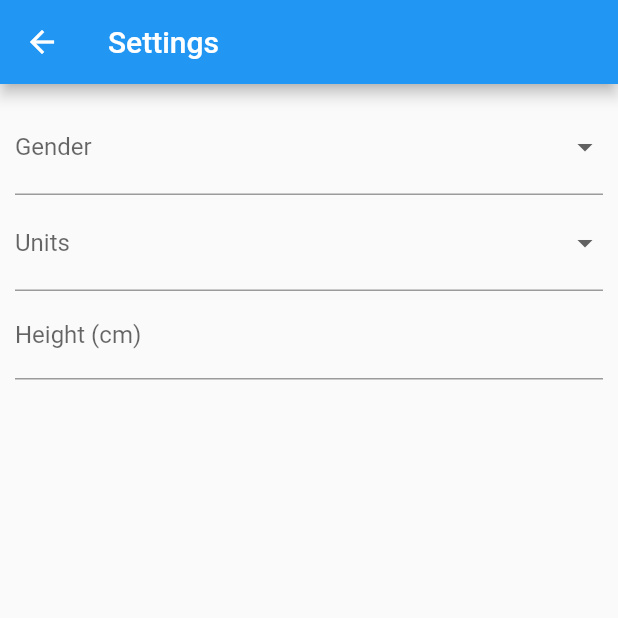
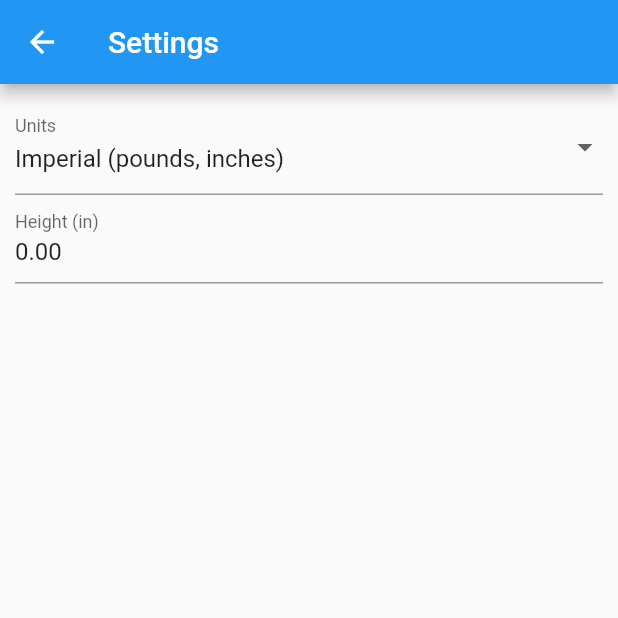
Before and after one commit to cjstehno/heft, a Flutter app: the screen it shows after launch, after a tap on the "settings" icon, on a phone screen of 412 x 824 dp, the top half of it. Run offline on Flutter 3.47's test engine with Material 2 defaults, Android fonts, the phone set to English and light mode, and no system bars; our stand-ins replace hive, shared_preferences; accounts and stored records are empty.

Commit message:
general cleanup and refactoring

```diff
--- /dev/null
+++ b/lib/providers/preferences.dart
@@ -0,0 +1,87 @@
+import 'package:shared_preferences/shared_preferences.dart';
+
+class Preferences {
+  static const _unitsKey = 'user.units';
+  static const _heightKey = 'user.height';
+
+  static Future<SharedPreferences> load() async {
+    return SharedPreferences.getInstance();
+  }
+
+  static void saveUnits(final Units units) {
+    SharedPreferences.getInstance()
+        .then((prefs) => prefs.setString(_unitsKey, units.value));
+  }
+
+  static Units? fetchUnits(final Object prefs) {
+    return UnitsExt.of((prefs as SharedPreferences).getString(_unitsKey));
+  }
+
+  static void saveHeight(final double height) {
+    SharedPreferences.getInstance()
+        .then((prefs) => prefs.setDouble(_heightKey, height));
+  }
+
+  static double? fetchHeight(final Object prefs) {
+    return (prefs as SharedPreferences).getDouble(_heightKey);
+  }
+}
+
+enum Units {
+  imperial,
+  metric,
+}
+
+extension UnitsExt on Units {
+  String get heightUnitAbbr {
+    switch (this) {
+      case Units.imperial:
+        return 'in';
+      case Units.metric:
+        return 'cm';
+    }
+  }
+
+  String get heightUnit {
+    switch (this) {
+      case Units.imperial:
+        return 'inches';
+      case Units.metric:
+        return 'centimeters';
+    }
+  }
+
+  String get weightUnitAbbr {
+    switch (this) {
+      case Units.imperial:
+        return 'lb';
+      case Units.metric:
+        return 'kg';
+    }
+  }
+
+  String get weightUnit {
+    switch (this) {
+      case Units.imperial:
+        return 'pounds';
+      case Units.metric:
+        return 'kilograms';
+    }
+  }
+
+  String get value {
+    switch (this) {
+      case Units.imperial:
+        return 'imperial';
+      case Units.metric:
+        return 'metric';
+    }
+  }
+
+  static Units? of(final String? value) {
+    if (value != null) {
+      return value == 'imperial' ? Units.imperial : Units.metric;
+    }
+    return null;
+  }
+}
--- a/lib/screens/home_screen.dart
+++ b/lib/screens/home_screen.dart
@@ -13,22 +13,24 @@ class HomeScreen extends StatelessWidget {
         actions: [
           IconButton(
             icon: const Icon(Icons.settings),
-            onPressed: () => Navigator.of(context).pushNamed(SettingsScreen.routeName),
+            onPressed: () =>
+                Navigator.of(context).pushNamed(SettingsScreen.routeName),
           ),
           IconButton(
             icon: const Icon(Icons.share),
             onPressed: () {
-              // FIXME: open the add record dialog
+              // FIXME: open the share options
             },
           ),
           IconButton(
             icon: const Icon(Icons.add),
-            onPressed: () => Navigator.of(context).pushNamed(WeightRecordScreen.routeName),
+            onPressed: () =>
+                Navigator.of(context).pushNamed(WeightRecordScreen.routeName),
           ),
         ],
       ),
       body: Column(
-        children: [
+        children: const [
           StatusDisplay(),
           WeightLog(),
         ],
--- a/lib/screens/settings_screen.dart
+++ b/lib/screens/settings_screen.dart
@@ -1,5 +1,5 @@
 import 'package:flutter/material.dart';
-import 'package:shared_preferences/shared_preferences.dart';
+import 'package:heft/providers/preferences.dart';
 
 class SettingsScreen extends StatefulWidget {
   static const routeName = '/settings';
@@ -9,23 +9,20 @@ class SettingsScreen extends StatefulWidget {
 }
 
 class _SettingsScreenState extends State<SettingsScreen> {
-  static const _genderKey = 'gender';
-  static const _unitsKey = 'units';
-  static const _heightKey = 'height';
   final _form = GlobalKey<FormState>();
-  String? _units;
+  Units _units = Units.imperial;
 
   @override
-  Widget build(BuildContext context) {
+  Widget build(final BuildContext context) {
     return Scaffold(
       appBar: AppBar(
         title: const Text('Settings'),
       ),
       body: FutureBuilder(
-        future: _prefs(),
+        future: Preferences.load(),
         builder: (ctx, snap) {
           if (snap.hasData) {
-            _units = _getPrefString(snap.data!, _unitsKey);
+            _units = Preferences.fetchUnits(snap.data!) ?? Units.imperial;
 
             return Container(
               padding: const EdgeInsets.all(10),
@@ -33,36 +30,21 @@ class _SettingsScreenState extends State<SettingsScreen> {
                 key: _form,
                 child: Column(
                   children: [
-                    DropdownButtonFormField<String>(
-                      decoration: const InputDecoration(labelText: 'Gender'),
-                      value: _getPrefString(snap.data!, _genderKey),
-                      items: const [
-                        DropdownMenuItem(
-                          child: Text('Female'),
-                          value: 'female',
-                        ),
-                        DropdownMenuItem(
-                          child: Text('Male'),
-                          value: 'male',
-                        ),
-                      ],
-                      onChanged: (value) => _setPrefString(_genderKey, value!),
-                    ),
-                    DropdownButtonFormField<String>(
+                    DropdownButtonFormField<Units>(
                       decoration: const InputDecoration(labelText: 'Units'),
-                      value: _getPrefString(snap.data!, _unitsKey),
+                      value: _units,
                       items: const [
                         DropdownMenuItem(
                           child: Text('Imperial (pounds, inches)'),
-                          value: 'imperial',
+                          value: Units.imperial,
                         ),
                         DropdownMenuItem(
                           child: Text('Metric (kilograms, centimeters)'),
-                          value: 'metric',
+                          value: Units.metric,
                         ),
                       ],
                       onChanged: (value) {
-                        _setPrefString(_unitsKey, value!);
+                        Preferences.saveUnits(value!);
                         setState(() {
                           _units = value;
                         });
@@ -70,16 +52,18 @@ class _SettingsScreenState extends State<SettingsScreen> {
                     ),
                     TextFormField(
                       decoration: InputDecoration(
-                        labelText: 'Height (${_units == 'imperial' ? 'in' : 'cm'})',
-                        hintText:
-                            'Your height in ${_units == 'imperial' ? 'inches' : 'centimeters'}.',
+                        labelText: 'Height (${_units.heightUnitAbbr})',
+                        hintText: 'Your height in ${_units.heightUnit}.',
                       ),
-                      initialValue: _getPrefString(snap.data!, _heightKey),
+                      initialValue: (Preferences.fetchHeight(snap.data!) ?? 0.0)
+                          .toStringAsFixed(2),
                       maxLines: 1,
                       keyboardType: const TextInputType.numberWithOptions(
-                        signed: false, decimal: true,
+                        signed: false,
+                        decimal: true,
                       ),
-                      onChanged: (value) => _setPrefString(_heightKey, value),
+                      onChanged: (value) =>
+                          Preferences.saveHeight(double.parse(value)),
                     ),
                   ],
                 ),
@@ -91,17 +75,4 @@ class _SettingsScreenState extends State<SettingsScreen> {
       ),
     );
   }
-
-  Future<SharedPreferences> _prefs() async {
-    return SharedPreferences.getInstance();
-  }
-
-  void _setPrefString(final String key, final String value) {
-    SharedPreferences.getInstance()
-        .then((prefs) => prefs.setString(key, value));
-  }
-
-  String? _getPrefString(final Object prefs, final String key) {
-    return (prefs as SharedPreferences).getString(key);
-  }
 }
--- a/lib/widgets/bmi_display.dart
+++ b/lib/widgets/bmi_display.dart
@@ -1,8 +1,9 @@
 import 'package:flutter/material.dart';
+import 'package:heft/models/bmi.dart';
 import 'package:heft/providers/bmi_calculator.dart';
+import 'package:heft/providers/preferences.dart';
 import 'package:heft/providers/weight_records.dart';
 import 'package:provider/provider.dart';
-import 'package:shared_preferences/shared_preferences.dart';
 
 class BmiDisplay extends StatelessWidget {
   const BmiDisplay({Key? key}) : super(key: key);
@@ -14,13 +15,13 @@ class BmiDisplay extends StatelessWidget {
     final mostRecent = context.read<WeightRecords>().mostRecent;
 
     return FutureBuilder(
-      future: SharedPreferences.getInstance(),
+      future: Preferences.load(),
       builder: (ctx, snap) {
         if (snap.hasData) {
           final Bmi? bmi = mostRecent != null
               ? BmiCalculator.calculate(
-                  _getPrefString(snap.data!, 'units') ?? 'imperial',
-                  double.parse(_getPrefString(snap.data!, 'height') ?? '0.0'),
+                  Preferences.fetchUnits(snap.data!) ?? Units.imperial,
+                  Preferences.fetchHeight(snap.data!) ?? 0.0,
                   mostRecent.weight,
                 )
               : null;
@@ -53,7 +54,7 @@ class BmiDisplay extends StatelessWidget {
   }
 
   Color _selectColor(final Bmi? bmi) {
-    if( bmi != null ){
+    if (bmi != null) {
       switch (bmi.category) {
         case BmiCategory.underweight:
           return Colors.red;
@@ -67,9 +68,4 @@ class BmiDisplay extends StatelessWidget {
     }
     return Colors.black12;
   }
-
-  // FIXME: might be useful to have a provider or helper class for these
-  String? _getPrefString(final Object prefs, final String key) {
-    return (prefs as SharedPreferences).getString(key);
-  }
 }
--- a/lib/widgets/weight_log.dart
+++ b/lib/widgets/weight_log.dart
@@ -17,7 +17,8 @@ class WeightLog extends StatelessWidget {
     return Container(
       // FIXME: calculate the height like I did in penguin
       height: 575,
-      child: ListView.builder(
+      child: records.isNotEmpty
+          ? ListView.builder(
               itemCount: records.length,
               // shrinkWrap: true,
               // physics: AlwaysScrollableScrollPhysics(),
@@ -49,7 +50,8 @@ class WeightLog extends StatelessWidget {
                       alignment: Alignment.centerLeft,
                     ),
                     title: Center(
-                child: Text(records[idx].weight.toString(), style: textStyle),
+                      child: Text(records[idx].weight.toString(),
+                          style: textStyle),
                     ),
                     trailing: SizedBox(
                       width: 45,
@@ -71,7 +73,8 @@ class WeightLog extends StatelessWidget {
                       ),
                     ),
                     onTap: () {
-                Navigator.of(context).pushNamed(WeightRecordScreen.routeName,
+                      Navigator.of(context).pushNamed(
+                          WeightRecordScreen.routeName,
                           arguments: records[idx]);
                     },
                   ),
@@ -111,6 +114,15 @@ class WeightLog extends StatelessWidget {
                   },
                 );
               },
+            )
+          : const Center(
+              child: Text(
+                'No records.',
+                style: TextStyle(
+                  fontSize: 18,
+                  color: Colors.black54,
+                ),
+              ),
             ),
     );
   }
```
Also changed, not shown: lib/models/bmi.dart (added, +29 -0 lines), lib/providers/bmi_calculator.dart (+4 -36 lines), lib/screens/weight_record_screen.dart (+19 -22 lines). Lines whose indentation alone changed are shown as unchanged.
